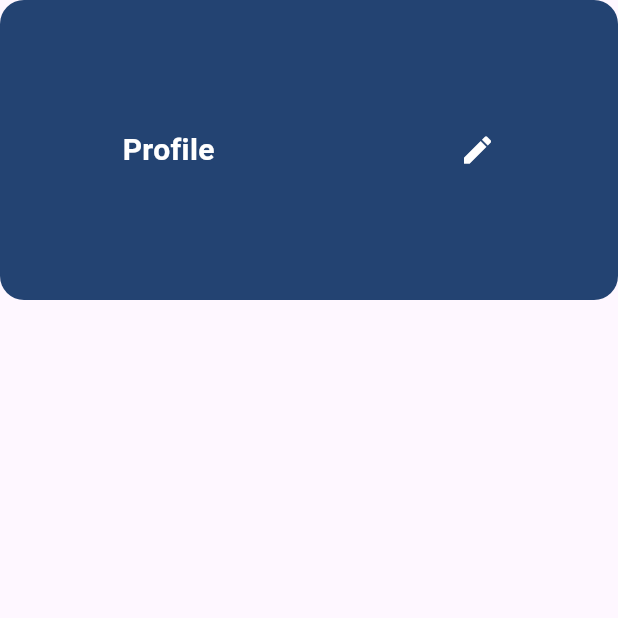
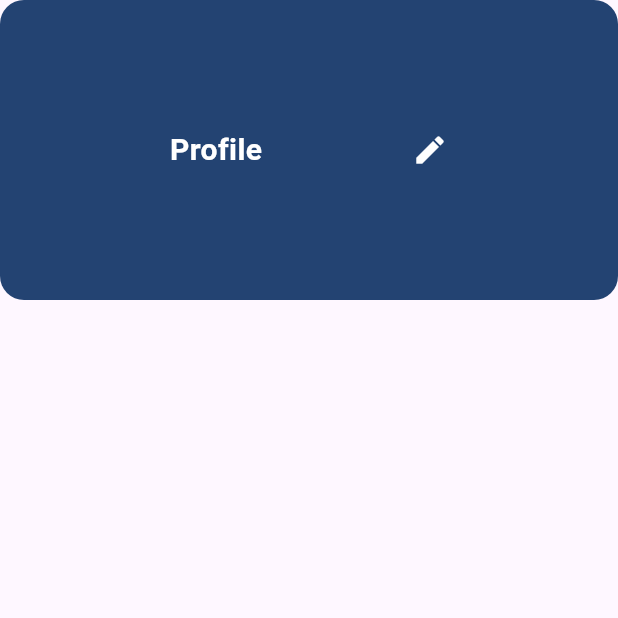
Before and after one commit to tmoawad26-maker/profile_app, a Flutter app: the screen it shows after launch, on a phone screen of 412 x 824 dp, the top half of it. Run offline on Flutter 3.47's test engine with Material 3 defaults, Android fonts, the phone set to English and light mode, and no system bars.

Commit message:
Creating custom app bar file

```diff
--- a/AndroidStudioProjects/profile_app/lib/widgets/custom_app_bar.dart
+++ b/AndroidStudioProjects/profile_app/lib/widgets/custom_app_bar.dart
@@ -14,7 +14,7 @@ class CustomAppBar extends StatelessWidget {
       ),
       child: const Row(
         mainAxisSize: MainAxisSize.min,
-        mainAxisAlignment: MainAxisAlignment.spaceAround,
+      mainAxisAlignment: MainAxisAlignment.center,
         children: [
           Center(
             child: Text('Profile',
@@ -25,6 +25,7 @@ class CustomAppBar extends StatelessWidget {
             ),
             ),
           ),
+          SizedBox(width: 100),
           Icon(Icons.edit, color: Colors.white,)
         ],
       ),
```
